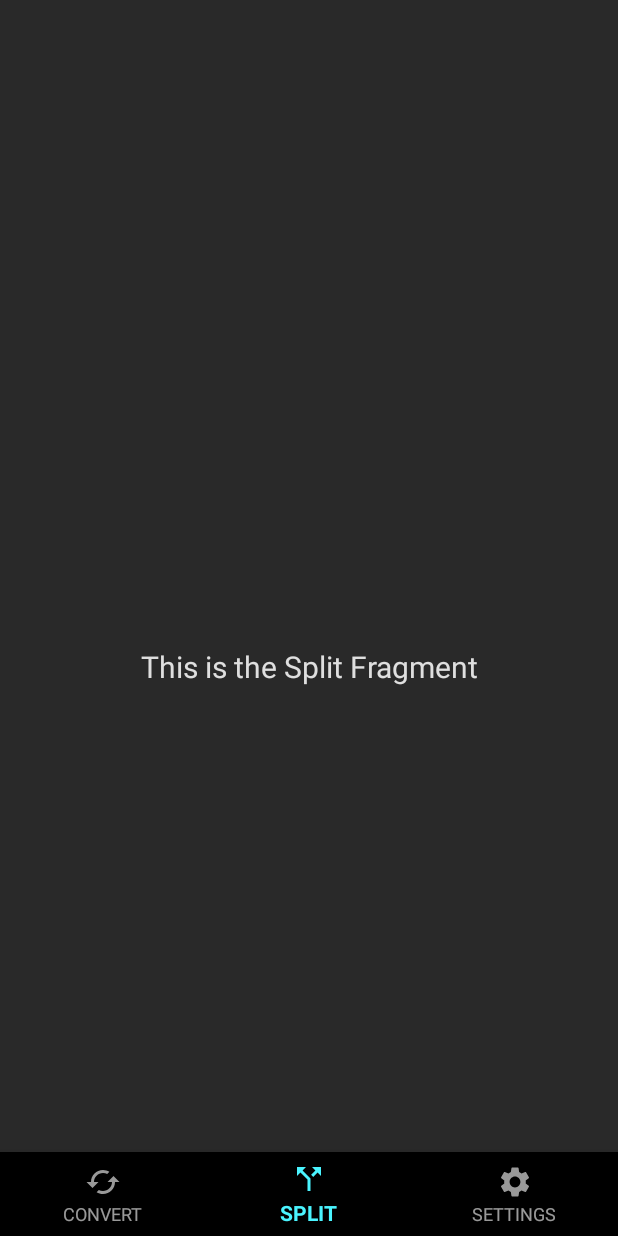
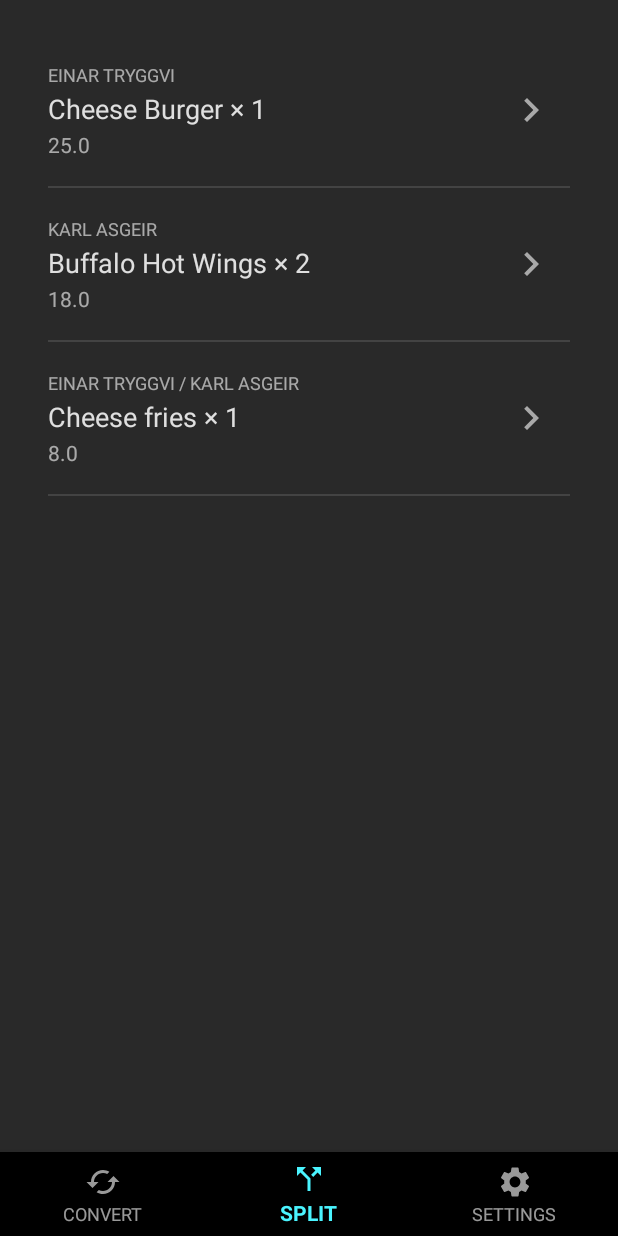
Before and after one commit to Travelcy/Travelcy, an Android app: the SplitFragment screen opened through its navigation route, on a phone screen of 412 x 824 dp. Run offline under Robolectric (Android 15) with nearby library versions, the phone set to English and light mode, and no system bars; our stand-ins replace navigation-ui.

Commit message:
Add bill items layout.

```diff
--- a/app/src/main/java/com/travelcy/travelcy/ui/split/SplitFragment.kt
+++ b/app/src/main/java/com/travelcy/travelcy/ui/split/SplitFragment.kt
@@ -4,6 +4,8 @@ import android.os.Bundle
 import android.view.LayoutInflater
 import android.view.View
 import android.view.ViewGroup
+import android.widget.LinearLayout
+import android.widget.RelativeLayout
 import android.widget.TextView
 import androidx.fragment.app.Fragment
 import androidx.lifecycle.Observer
@@ -14,10 +16,23 @@ import com.google.firebase.analytics.ktx.logEvent
 import com.google.firebase.ktx.Firebase
 import com.travelcy.travelcy.R
 
+class Bill {}
+
+class Person(var name: String) {
+}
+
+class BillItem(private var bill: Bill) {
+var description: String? = null
+var quantity: Number = 1
+var amount: Double = 0.0
+var persons: MutableList<Person> = mutableListOf()
+}
+
 class SplitFragment : Fragment() {
-
     private lateinit var firebaseAnalytics: FirebaseAnalytics
     private lateinit var splitViewModel: SplitViewModel
+    private var bill: Bill = Bill()
+    private lateinit var billItems: List<BillItem>
 
     override fun onCreateView(
             inflater: LayoutInflater,
@@ -26,15 +41,43 @@ class SplitFragment : Fragment() {
     ): View? {
         firebaseAnalytics = Firebase.analytics
 
+        val billItem1 = BillItem(bill)
+        billItem1.description = "Cheese Burger"
+        billItem1.persons.add(Person("Einar Tryggvi"))
+        billItem1.amount = 25.0
+
+        val billItem2 = BillItem(bill)
+        billItem2.description = "Buffalo Hot Wings"
+        billItem2.persons.add(Person("Karl Asgeir"))
+        billItem2.quantity = 2
+        billItem2.amount = 18.0
+
+        val billItem3 = BillItem(bill)
+        billItem3.description = "Cheese fries"
+        billItem3.persons.add(Person("Einar Tryggvi"))
+        billItem3.persons.add(Person("Karl Asgeir"))
+        billItem3.amount = 8.0
+
+        billItems = listOf(billItem1, billItem2, billItem3)
+
         splitViewModel =
                 ViewModelProviders.of(this).get(SplitViewModel::class.java)
 
         val root = inflater.inflate(R.layout.fragment_split, container, false)
-        val textView: TextView = root.findViewById(R.id.text_split)
+        val billItemsView: LinearLayout = root.findViewById(R.id.bill_items)
 
-        splitViewModel.text.observe(viewLifecycleOwner, Observer {
-            textView.text = it
-        })
+        for (billItem in billItems) {
+            val billItemView: RelativeLayout =
+                inflater.inflate(R.layout.bill_item, null) as RelativeLayout
+            billItemView.findViewById<TextView>(R.id.bill_item_persons).text = billItem.persons.joinToString(separator = " / ") { "${it.name}" }
+            billItemView.findViewById<TextView>(R.id.bill_item_description).text = billItem.description + " × " + billItem.quantity
+            billItemView.findViewById<TextView>(R.id.bill_item_amount).text = billItem.amount.toString()
+            billItemsView.addView(billItemView)
+        }
+
+//        splitViewModel.text.observe(viewLifecycleOwner, Observer {
+//            textView.text = it
+//        })
 
         return root
     }
--- /dev/null
+++ b/app/src/main/res/drawable/caret_right.xml
@@ -0,0 +1,9 @@
+<vector xmlns:android="http://schemas.android.com/apk/res/android"
+    android:width="24dp"
+    android:height="24dp"
+    android:viewportWidth="24"
+    android:viewportHeight="24">
+  <path
+      android:pathData="M10,6L8.59,7.41 13.17,12l-4.58,4.59L10,18l6,-6z"
+      android:fillColor="#000000"/>
+</vector>
--- a/app/src/main/res/layout/activity_main.xml
+++ b/app/src/main/res/layout/activity_main.xml
@@ -4,8 +4,7 @@
     android:id="@+id/container"
     android:background="@color/colorBackground"
     android:layout_width="match_parent"
-    android:layout_height="match_parent"
-    android:paddingTop="?attr/actionBarSize">
+    android:layout_height="match_parent">
 
     <com.google.android.material.bottomnavigation.BottomNavigationView
         android:id="@+id/nav_view"
--- /dev/null
+++ b/app/src/main/res/layout/bill_item.xml
@@ -0,0 +1,55 @@
+<?xml version="1.0" encoding="utf-8"?>
+<RelativeLayout xmlns:android="http://schemas.android.com/apk/res/android"
+    android:layout_width="match_parent"
+    android:layout_height="wrap_content"
+    xmlns:app="http://schemas.android.com/apk/res-auto"
+    android:paddingVertical="9dp">
+    <RelativeLayout
+        android:id="@+id/bill_item_content"
+        android:layout_width="match_parent"
+        android:layout_height="wrap_content"
+        android:layout_marginBottom="18dp"
+        >
+        <TextView
+            android:id="@+id/bill_item_persons"
+            android:layout_width="wrap_content"
+            android:layout_height="wrap_content"
+            android:textColor="@color/colorSecondaryFont"
+            android:textSize="12sp"
+            android:textAllCaps="true"
+            android:text="Einar Tryggvi"
+            />
+        <TextView
+            android:id="@+id/bill_item_description"
+            android:layout_width="wrap_content"
+            android:layout_height="wrap_content"
+            android:textColor="@color/colorMainFont"
+            android:textSize="18sp"
+            android:text="Cheese Burger x 1"
+            android:paddingVertical="2dp"
+            android:layout_below="@id/bill_item_persons"
+            />
+        <TextView
+            android:id="@+id/bill_item_amount"
+            android:layout_width="wrap_content"
+            android:layout_height="wrap_content"
+            android:textColor="@color/colorSecondaryFont"
+            android:textSize="14sp"
+            android:text="$18"
+            android:layout_below="@id/bill_item_description"
+            />
+        <ImageView
+            android:layout_width="32dp"
+            android:layout_height="32dp"
+            android:layout_alignParentEnd="true"
+            android:layout_centerVertical="true"
+            android:layout_marginEnd="10dp"
+            app:tint="@color/colorSecondaryFont"
+            android:src="@drawable/caret_right" />
+    </RelativeLayout>
+    <View
+        android:layout_width="match_parent"
+        android:layout_height="1dp"
+        android:layout_below="@id/bill_item_content"
+        android:background="@color/colorSeparator" />
+</RelativeLayout>
--- a/app/src/main/res/layout/fragment_split.xml
+++ b/app/src/main/res/layout/fragment_split.xml
@@ -6,18 +6,10 @@
     android:layout_height="match_parent"
     tools:context=".ui.split.SplitFragment">
 
-    <TextView
-        android:id="@+id/text_split"
+    <LinearLayout
+        android:id="@+id/bill_items"
         android:layout_width="match_parent"
-        android:layout_height="wrap_content"
-        android:layout_marginStart="8dp"
-        android:layout_marginTop="8dp"
-        android:layout_marginEnd="8dp"
-        android:textAlignment="center"
-        android:textSize="20sp"
-        android:textColor="@color/colorMainFont"
-        app:layout_constraintBottom_toBottomOf="parent"
-        app:layout_constraintEnd_toEndOf="parent"
-        app:layout_constraintStart_toStartOf="parent"
-        app:layout_constraintTop_toTopOf="parent" />
+        android:layout_height="match_parent"
+        android:orientation="vertical"
+        android:padding="32dp" />
 </androidx.constraintlayout.widget.ConstraintLayout>
--- a/app/src/main/res/values/colors.xml
+++ b/app/src/main/res/values/colors.xml
@@ -6,4 +6,5 @@
     <color name="colorMainFont">#D9FFFFFF</color>
     <color name="colorSecondaryFont">#99FFFFFF</color>
     <color name="colorTabBarBackground">#000000</color>
+    <color name="colorSeparator">#1FFFFFFF</color>
 </resources>
```
